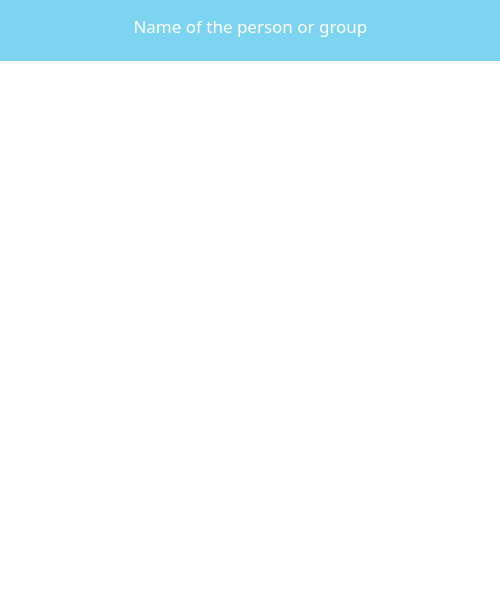
Before: the Qt Designer form src/client/chatwindow.ui in hseAmateurs/Chat, drawn with Qt 5.
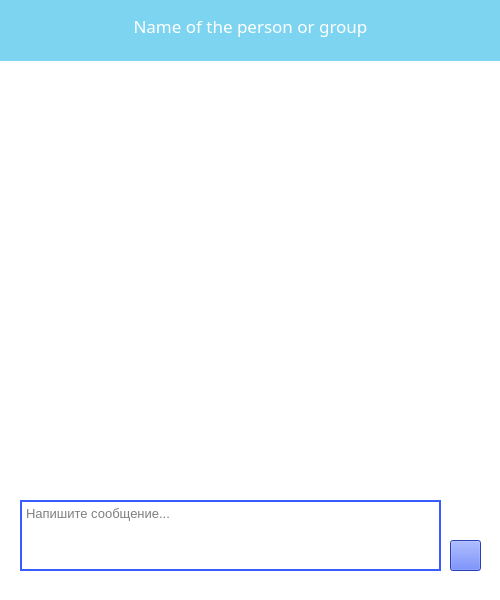
After: the same form once the commit is applied. Icons and pictures are not drawn.

Commit message: Add the message area and send button

```diff
--- a/src/client/chatwindow.ui
+++ b/src/client/chatwindow.ui
@@ -13,6 +13,7 @@
   <property name="font">
    <font>
     <family>Yu Gothic UI Semilight</family>
+    <pointsize>12</pointsize>
    </font>
   </property>
   <property name="windowTitle">
@@ -121,6 +122,53 @@
     <bool>true</bool>
    </property>
   </widget>
+  <widget class="QPushButton" name="pushButton">
+   <property name="geometry">
+    <rect>
+     <x>450</x>
+     <y>540</y>
+     <width>31</width>
+     <height>31</height>
+    </rect>
+   </property>
+   <property name="styleSheet">
+    <string notr="true">background-color: rgb(56, 92, 255);</string>
+   </property>
+   <property name="text">
+    <string/>
+   </property>
+   <property name="icon">
+    <iconset>
+     <normaloff>../icon_images/send.png</normaloff>../icon_images/send.png</iconset>
+   </property>
+   <property name="iconSize">
+    <size>
+     <width>20</width>
+     <height>20</height>
+    </size>
+   </property>
+  </widget>
+  <widget class="QTextEdit" name="textEdit">
+   <property name="geometry">
+    <rect>
+     <x>20</x>
+     <y>500</y>
+     <width>421</width>
+     <height>71</height>
+    </rect>
+   </property>
+   <property name="font">
+    <font>
+     <pointsize>10</pointsize>
+    </font>
+   </property>
+   <property name="styleSheet">
+    <string notr="true">border: 2px solid rgb(56, 92, 255);</string>
+   </property>
+   <property name="placeholderText">
+    <string>Напишите сообщение...</string>
+   </property>
+  </widget>
  </widget>
  <resources/>
  <connections/>
```
The commit also changes 4 other files.
